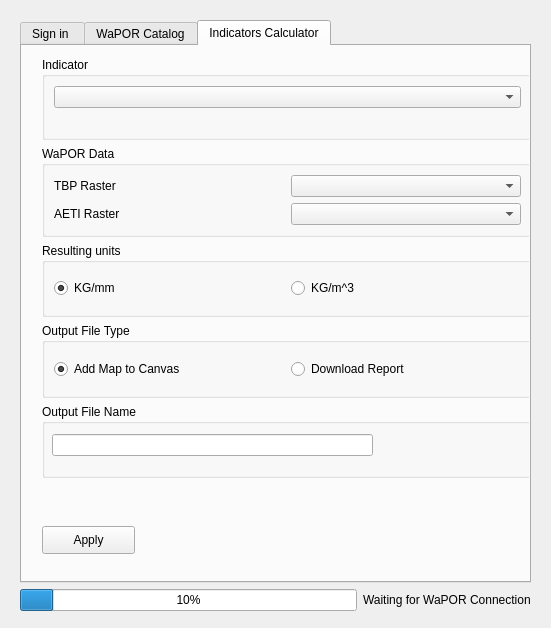
This is wap_plugin_dialog_base.ui in WAGIS/wap_plugin as Qt 5 draws it before an edit. The edited form follows.
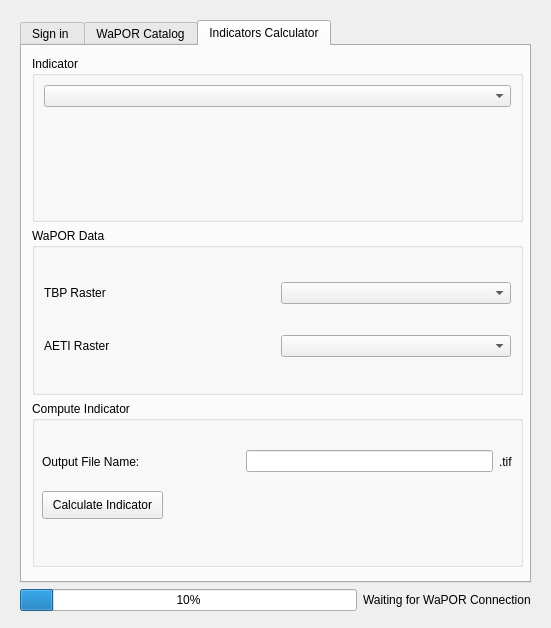
This is the edited form. The open tabs and pages were chosen to show the change.

```diff
--- a/wap_plugin_dialog_base.ui
+++ b/wap_plugin_dialog_base.ui
@@ -398,26 +398,13 @@
        <attribute name="title">
         <string>Indicators Calculator</string>
        </attribute>
-       <widget class="QPushButton" name="calculateButton">
-        <property name="geometry">
-         <rect>
-          <x>20</x>
-          <y>480</y>
-          <width>93</width>
-          <height>28</height>
-         </rect>
-        </property>
-        <property name="text">
-         <string>Apply</string>
-        </property>
-       </widget>
        <widget class="QWidget" name="layoutWidget">
         <property name="geometry">
          <rect>
-          <x>20</x>
-          <y>11</y>
+          <x>10</x>
+          <y>10</y>
           <width>491</width>
-          <height>421</height>
+          <height>511</height>
          </rect>
         </property>
         <layout class="QVBoxLayout" name="verticalLayout_2">
@@ -428,7 +415,7 @@
            </property>
            <layout class="QHBoxLayout" name="horizontalLayout_9">
             <item>
-             <layout class="QVBoxLayout" name="verticalLayout_6">
+             <layout class="QVBoxLayout" name="verticalLayout_6" stretch="0,0">
               <item>
                <widget class="QComboBox" name="indicatorListComboBox"/>
               </item>
@@ -446,6 +433,9 @@
          </item>
          <item>
           <widget class="QGroupBox" name="groupBox_3">
+           <property name="enabled">
+            <bool>true</bool>
+           </property>
            <property name="title">
             <string>WaPOR Data</string>
            </property>
@@ -485,78 +475,62 @@
            </layout>
           </widget>
          </item>
-         <item>
-          <widget class="QGroupBox" name="groupBox_2">
-           <property name="title">
-            <string>Resulting units</string>
-           </property>
-           <layout class="QHBoxLayout" name="horizontalLayout_7">
-            <item>
-             <widget class="QRadioButton" name="radioButton_3">
-              <property name="text">
-               <string>KG/mm</string>
-              </property>
-              <property name="checked">
-               <bool>true</bool>
-              </property>
-             </widget>
-            </item>
-            <item>
-             <widget class="QRadioButton" name="radioButton">
-              <property name="text">
-               <string>KG/m^3</string>
-              </property>
-             </widget>
-            </item>
-           </layout>
-          </widget>
-         </item>
-         <item>
-          <widget class="QGroupBox" name="groupBox_13">
-           <property name="title">
-            <string>Output File Type</string>
-           </property>
-           <layout class="QHBoxLayout" name="horizontalLayout_28">
-            <item>
-             <widget class="QRadioButton" name="radioButton_11">
-              <property name="enabled">
-               <bool>true</bool>
-              </property>
-              <property name="autoFillBackground">
-               <bool>false</bool>
-              </property>
-              <property name="text">
-               <string>Add Map to Canvas</string>
-              </property>
-              <property name="checked">
-               <bool>true</bool>
-              </property>
-             </widget>
-            </item>
-            <item>
-             <widget class="QRadioButton" name="radioButton_12">
-              <property name="text">
-               <string>Download Report</string>
-              </property>
-             </widget>
-            </item>
-           </layout>
-          </widget>
-         </item>
          <item>
           <widget class="QGroupBox" name="groupBox_5">
            <property name="title">
-            <string>Output File Name</string>
+            <string>Compute Indicator</string>
            </property>
-           <widget class="QLineEdit" name="outputIndicName">
+           <widget class="QPushButton" name="calculateButton">
             <property name="geometry">
              <rect>
               <x>10</x>
-              <y>30</y>
-              <width>321</width>
-              <height>22</height>
+              <y>90</y>
+              <width>121</width>
+              <height>28</height>
              </rect>
             </property>
+            <property name="sizePolicy">
+             <sizepolicy hsizetype="Minimum" vsizetype="Fixed">
+              <horstretch>13</horstretch>
+              <verstretch>0</verstretch>
+             </sizepolicy>
+            </property>
+            <property name="text">
+             <string>Calculate Indicator</string>
+            </property>
+           </widget>
+           <widget class="QWidget" name="">
+            <property name="geometry">
+             <rect>
+              <x>10</x>
+              <y>31</y>
+              <width>471</width>
+              <height>59</height>
+             </rect>
+            </property>
+            <layout class="QVBoxLayout" name="verticalLayout_7">
+             <item>
+              <layout class="QHBoxLayout" name="horizontalLayout_7" stretch="8,10,0">
+               <item>
+                <widget class="QLabel" name="label_2">
+                 <property name="text">
+                  <string>Output File Name:</string>
+                 </property>
+                </widget>
+               </item>
+               <item>
+                <widget class="QLineEdit" name="outputIndicName"/>
+               </item>
+               <item>
+                <widget class="QLabel" name="label_3">
+                 <property name="text">
+                  <string>.tif</string>
+                 </property>
+                </widget>
+               </item>
+              </layout>
+             </item>
+            </layout>
            </widget>
           </widget>
          </item>
```
Left out of the diff: 6 changed lines with no effect on the pictures.
